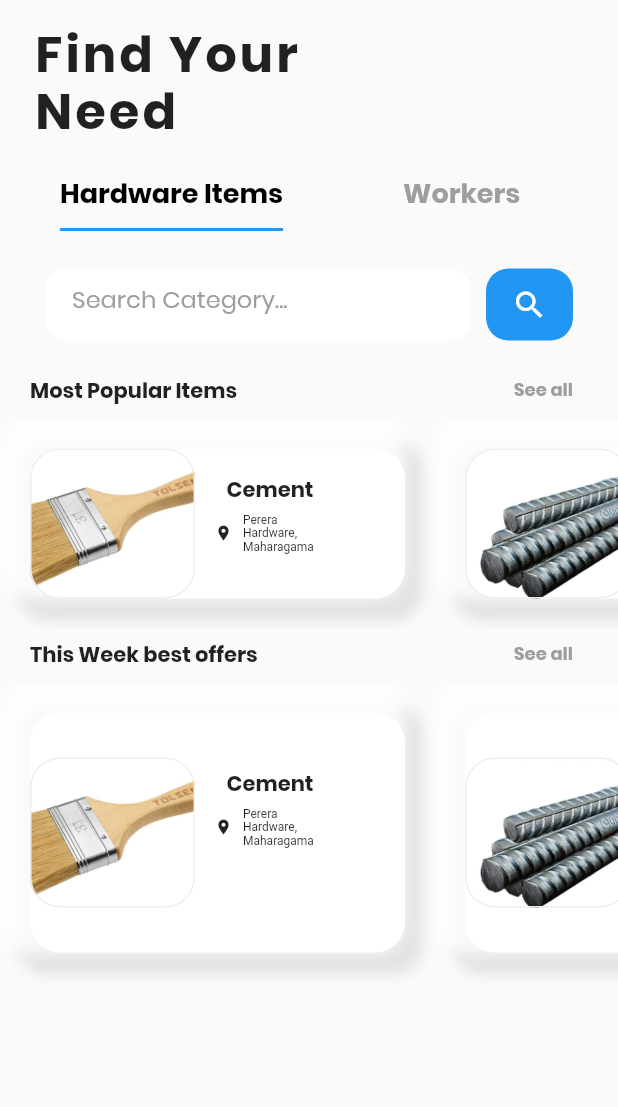
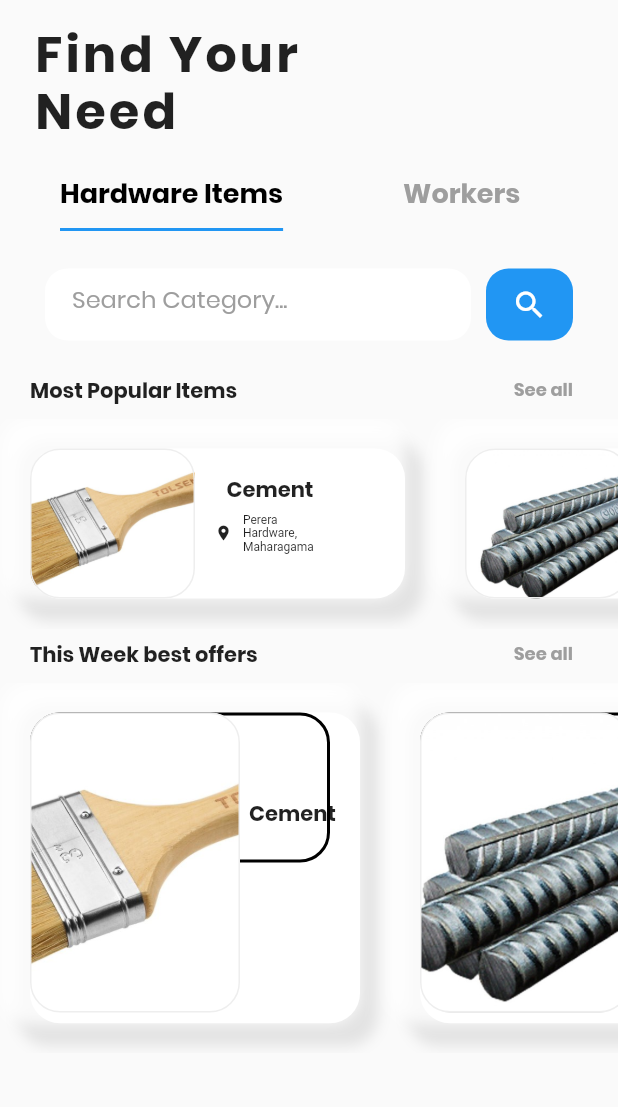
Before and after one commit to ProSiteGroup2/Group2, a Flutter app: the screen it shows after launch, on a phone screen of 412 x 824 dp, the part 90-1197 px from its top. Run offline on Flutter 3.47's test engine with Material 2 defaults, Android fonts, the phone set to English and light mode, and no system bars.

Commit message:
causerol_a

```diff
--- /dev/null
+++ b/lib/components/image_causerol_a.dart
@@ -0,0 +1,158 @@
+import 'package:flutter/material.dart';
+import 'package:hardware_new/common/size.dart';
+//import '../common/color.dart';
+
+
+class ImageCauserol_a extends StatefulWidget {
+  BuildContext context;
+  List<dynamic> imgs;
+
+  ImageCauserol_a({Key? key, required this.context, required this.imgs})
+      : super(key: key);
+
+  @override
+  State<ImageCauserol_a> createState() =>
+      _ImageCauserol_aState(context: context, imgs: imgs);
+}
+
+class _ImageCauserol_aState extends State<ImageCauserol_a> {
+  int photo = 1;
+
+  BuildContext context;
+  List<dynamic> imgs;
+
+  _ImageCauserol_aState({required this.context, required this.imgs});
+
+  final ScrollController _scrollController = ScrollController();
+
+  @override
+
+
+  @override
+  Widget build(BuildContext context) {
+    return Container(
+      width: kPropWidth(context, 1),
+      height:kPropHeight(context, 0.3) ,
+      child: ListView.builder(
+
+          controller: _scrollController,
+          scrollDirection: Axis.horizontal,
+          itemCount: imgs.length,
+          itemBuilder: (context, i) {
+            return Container(
+
+                          margin: EdgeInsets.all(20),
+                          width: 220,
+                          height: 100,
+
+                          // margin: EdgeInsets.only( right:20,top: 15),
+                          decoration: BoxDecoration(
+                            color: Colors.white,
+                            //  border: Border.all(width: 2, color: Colors.grey.shade200),
+                             borderRadius: BorderRadius.all(Radius.circular(20)),
+                              boxShadow: [
+                                BoxShadow(
+                                  color: Colors.grey.withOpacity(0.25),
+                                  spreadRadius: 10,
+                                  blurRadius: 7,
+                                  offset: Offset(2, 5), // changes position of shadow
+                                ),
+                                BoxShadow(
+                                  color: Colors.white.withOpacity(0.8),
+                                  spreadRadius: 10,
+                                  blurRadius: 7,
+                                  offset: Offset(-10, -10), // changes position of shadow
+                                ),
+                              ],
+                          ),
+
+                          child: Stack(
+                            children: [
+                              Container(
+                                height: 100,
+                                width: 200,
+                                  decoration: BoxDecoration(
+
+                                         border: Border.all(width: 2, color: Colors.black),
+                                         borderRadius: BorderRadius.all(Radius.circular(20)),
+                                  ),
+                              ),
+
+                              Container(
+                                    child: Row(
+                              children: [
+                                Container(
+                                  child: Container(
+                                    width: 140,
+                                    height: 200,
+                                    decoration: BoxDecoration(
+                                      border: Border.all(width: 1, color: Colors.grey.shade200),
+                                      borderRadius: BorderRadius.circular(20),
+                                      color: Colors.white,
+
+                                      image: DecorationImage(
+
+                                        image: AssetImage("${imgs[i]}"),
+                                        fit: BoxFit.cover,
+                                        ),
+                                      ),
+
+                                  ),
+                                ),
+                                 Container(
+                                   margin: EdgeInsets.only(top: 20),
+                                   width: 70,
+                                  height: 100,
+                                  child: Column(
+                                    children: [
+                                      Container(
+                                        child: Text("Cement",
+                                      textAlign: TextAlign.right,
+                                      style: TextStyle(
+                                          fontFamily: "poppins",
+                                          fontSize: 14,
+                                          fontWeight: FontWeight.bold,
+                                          height: 1.15),),
+                                      ),
+                                      // Container(
+                                      //   width: 100,
+                                      //   margin: EdgeInsets.all(7),
+                                      //   padding: EdgeInsets.only(left:2.0,right: 2),
+                                      //   child: Row(
+                                      //     children: [
+                                      //       Container(
+                                      //         width: 20,
+                                      //         child: Icon(Icons.location_on,size: 12.0,)),
+                                      //       Container(
+                                      //         width:60,
+                                      //         padding: EdgeInsets.only(left:3.0,right: 2),
+                                      //         child: Text(
+                                      //           "Perera Hardware, Maharagama",
+                                      //            style: TextStyle(
+                                      //              fontSize: 8),
+                                      //              maxLines:3,
+                                      //              overflow: TextOverflow.ellipsis
+                                      //              ,softWrap: false,
+                                      //              ))
+                                      //     ],
+                                      //   ),
+                                      // )
+
+
+                                    ],
+
+                                  ),
+                                )
+
+                               ],
+                            ),
+
+                              )
+                            ],
+                            ),
+                        );
+
+          }),
+    );
+  }
+}
--- a/lib/src/ui/home_screen.dart
+++ b/lib/src/ui/home_screen.dart
@@ -1,5 +1,6 @@
 import 'package:flutter/material.dart';
 import 'package:hardware_new/components/image_causerol.dart';
+import 'package:hardware_new/components/image_causerol_a.dart';
 import 'dart:ui';
 
 class HomeScreen extends StatefulWidget {
@@ -304,9 +305,9 @@ Map<String, dynamic> data = {
                             ),
 
                            Container(
-                             height: 200,
-                             width: 500,
-                             child: ImageCauserol(
+                            //  height: 200,
+                            //  width: 200,
+                             child: ImageCauserol_a(
                                 context: context,
                                   imgs: data['images'],
                                 ),
```
